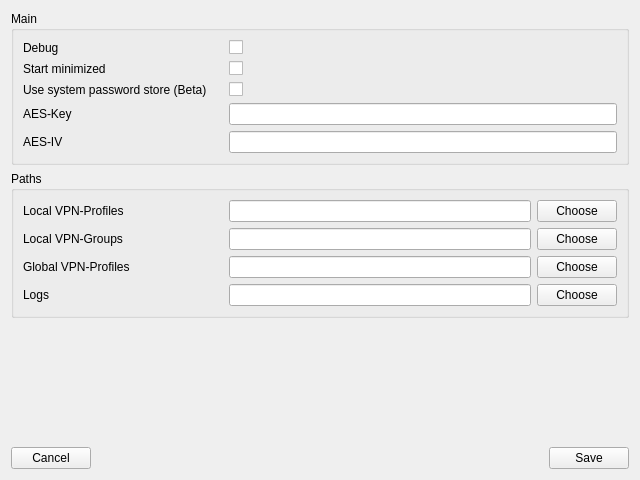
Old version of the form openfortigui/vpnsetting.ui in the repository theinvisible/openfortigui.
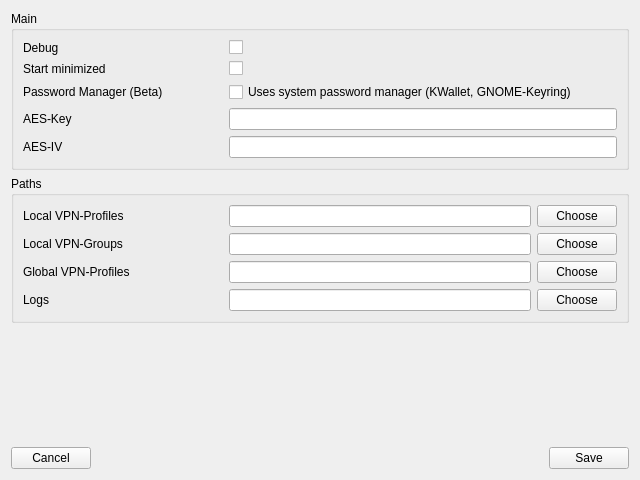
New version of the form.

Commit message: Updated wizard to handle new password manager flag

What changed in the file:
```diff
--- a/openfortigui/vpnsetting.ui
+++ b/openfortigui/vpnsetting.ui
@@ -71,7 +71,7 @@
            </size>
           </property>
           <property name="text">
-           <string>Use system password store (Beta)</string>
+           <string>Password Manager (Beta)</string>
           </property>
          </widget>
         </item>
@@ -110,7 +110,7 @@
         <item row="2" column="1">
          <widget class="QCheckBox" name="cbUseSystemPasswordStore">
           <property name="text">
-           <string/>
+           <string>Uses system password manager (KWallet, GNOME-Keyring)</string>
           </property>
          </widget>
         </item>
```
The commit also changes 5 other files.
